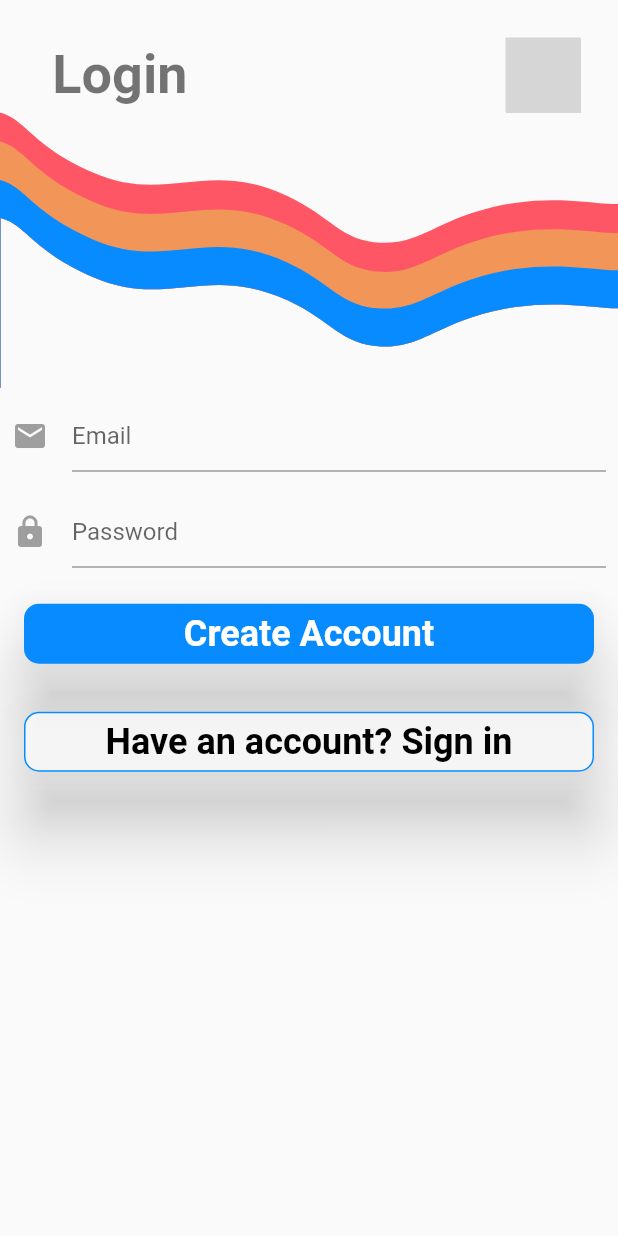
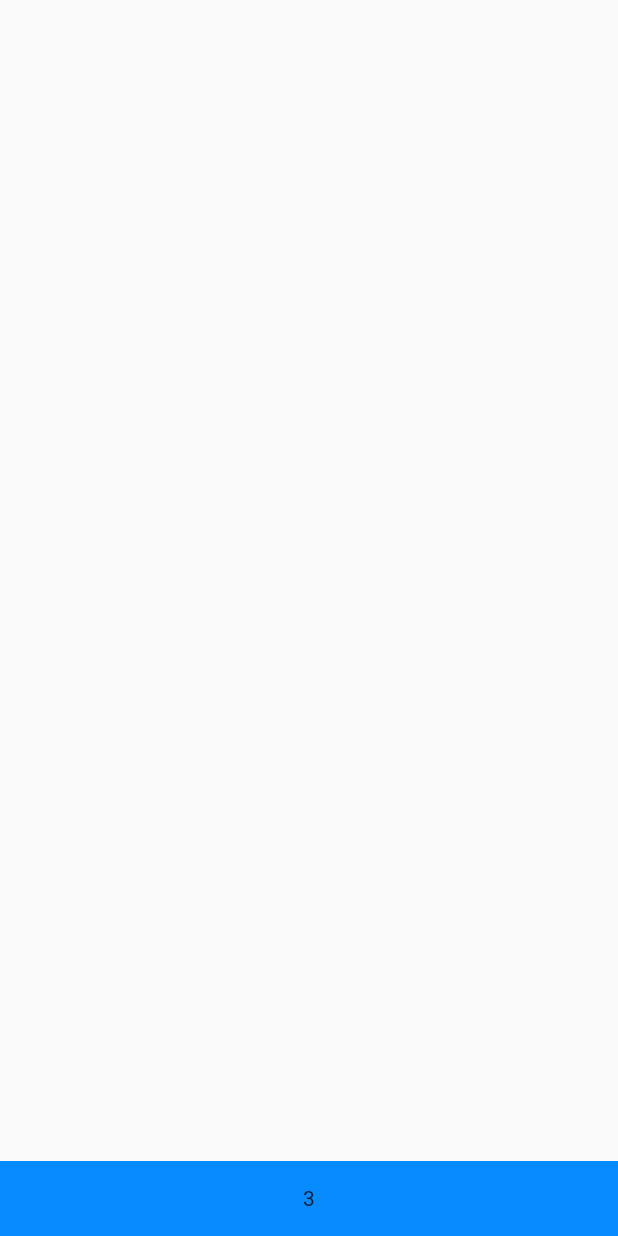
Before and after one commit to ssemtner/madeease_app, a Flutter app: the screen it shows after launch, on a phone screen of 412 x 824 dp. Run offline on Flutter 3.47's test engine with Material 2 defaults, Android fonts, the light colour scheme and no system bars; our stand-ins replace firebase_auth, flutter_svg; accounts and stored records are empty; Roboto replaces fonts that are missing (Montserrat); grey boxes are pictures that could not be loaded.

Commit message:
idk what i did. some basic stuff

```diff
--- a/lib/login.dart
+++ b/lib/login.dart
@@ -221,7 +221,7 @@ class LoginScreenState extends State<LoginScreen> {
           Hero(
             tag: 'wave',
             child: SvgPicture.asset(
-              'assets/waves/front.svg',
+              'assets/waves/blue.svg',
               width: MediaQuery.of(context).size.width,
             ),
           ),
--- a/lib/main.dart
+++ b/lib/main.dart
@@ -22,12 +22,17 @@ class MyApp extends StatelessWidget {
       create: (_) => Auth(),
       child: MaterialApp(
         title: 'MadeEase',
-        initialRoute: '/',
+        initialRoute: '/test',
         routes: {
           '/': (context) => RootPage(),
           '/welcome': (context) => WelcomeScreen(),
           '/login': (context) => LoginScreen(),
           '/tutorial/welcome': (context) => TutorialScreen(),
+          '/test': (context) => TutorialPage(
+                image: 'hi',
+                numPages: 10,
+                currentPage: 3,
+              ),
         },
         theme: ThemeData(
           fontFamily: 'Montserrat',
@@ -115,7 +120,7 @@ class _RootPageState extends State<RootPage> {
         break;
       case AuthStatus.LOGGED_IN:
         if (_userId.length > 0 && _userId != null) {
-          Navigator.pushNamed(context, '/tutorial/welcome');
+          return WelcomeScreen();
         } else {
           return buildWaitingScreen();
         }
--- a/lib/tutorial.dart
+++ b/lib/tutorial.dart
@@ -32,3 +32,31 @@ class TutorialScreen extends StatelessWidget {
     );
   }
 }
+
+class TutorialPage extends StatelessWidget {
+  TutorialPage({this.image, this.currentPage, this.numPages});
+  final image;
+  final int currentPage, numPages;
+
+  @override
+  Widget build(BuildContext context) {
+    return Scaffold(
+      body: Column(
+        mainAxisAlignment: MainAxisAlignment.spaceBetween,
+        children: <Widget>[
+          Row(
+            children: <Widget>[Container()],
+          ),
+          Container(
+            height: 50,
+            width: MediaQuery.of(context).size.width,
+            color: Theme.of(context).primaryColor,
+            child: Center(
+              child: Text(currentPage.toString()),
+            ),
+          )
+        ],
+      ),
+    );
+  }
+}
--- a/lib/welcome.dart
+++ b/lib/welcome.dart
@@ -39,7 +39,7 @@ class WelcomeScreen extends StatelessWidget {
               Hero(
                 tag: 'wave',
                 child: SvgPicture.asset(
-                  'assets/waves/front.svg',
+                  'assets/waves/white.svg',
                   width: MediaQuery.of(context).size.width,
                   placeholderBuilder: (context) => CircularProgressIndicator(),
                 ),
```
Also changed, not shown: assets/waves/blue.svg (added), assets/waves/white.svg (renamed from assets/waves/front.svg).
